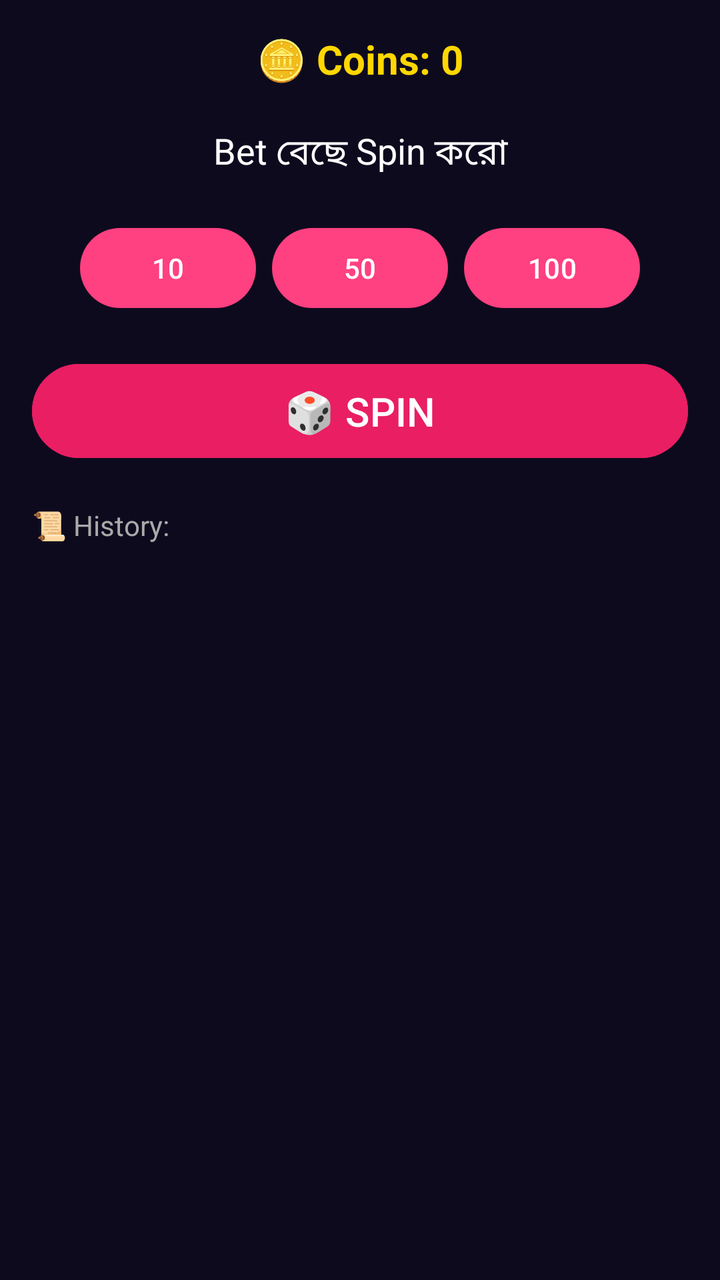
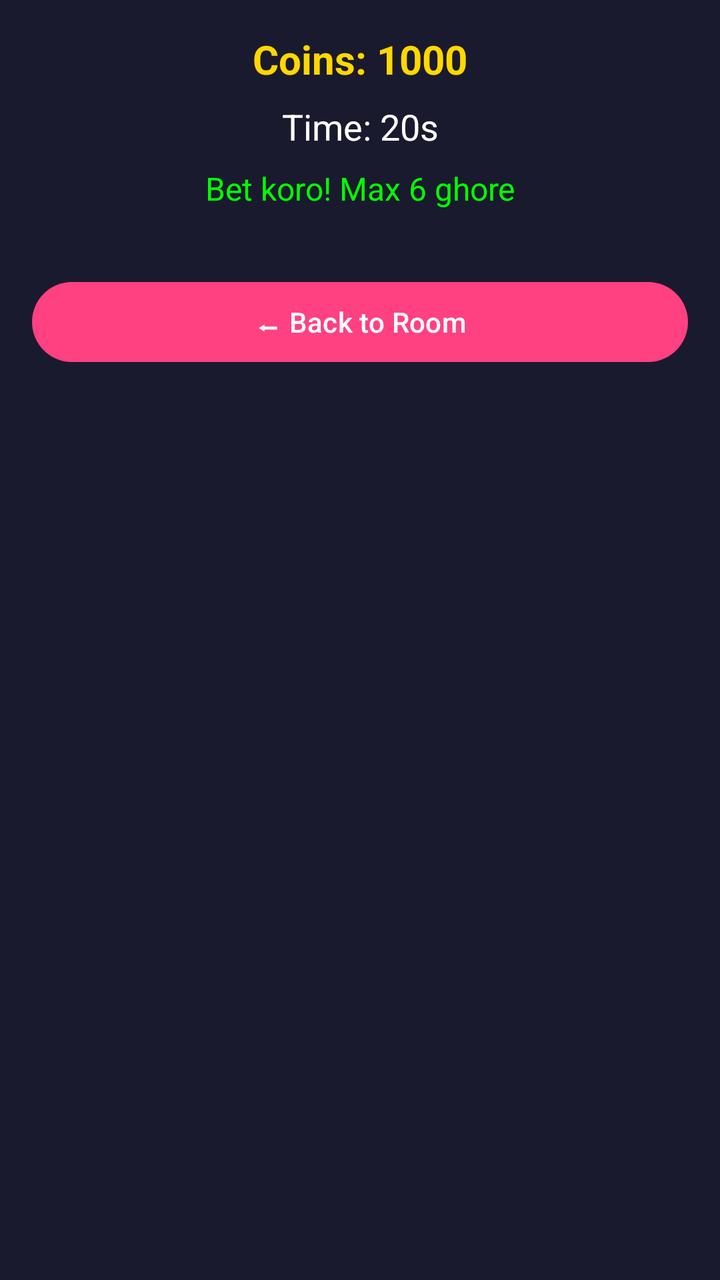

Before-and-after screenshots of an Android layout around one commit, followed by the original layout XML and the change that was made.
<!-- AndroidManifest.xml: application theme Theme.SRVoiceChat -->
<!-- res/layout/activity_fruit_party.xml -->
<?xml version="1.0" encoding="utf-8"?>
<LinearLayout xmlns:android="http://schemas.android.com/apk/res/android"
    android:layout_width="match_parent"
    android:layout_height="match_parent"
    android:orientation="vertical"
    android:background="#0E0A1E"
    android:padding="16dp">

    <TextView android:id="@+id/txtCoins"
        android:layout_width="match_parent"
        android:layout_height="wrap_content"
        android:text="🪙 Coins: 0"
        android:textColor="#FFD700"
        android:textSize="20sp"
        android:textStyle="bold"
        android:gravity="center"/>

    <TextView android:id="@+id/txtResult"
        android:layout_width="match_parent"
        android:layout_height="wrap_content"
        android:text="Bet বেছে Spin করো"
        android:textColor="#FFFFFF"
        android:textSize="18sp"
        android:gravity="center"
        android:layout_marginTop="20dp"/>

    <LinearLayout android:layout_width="match_parent"
        android:layout_height="wrap_content"
        android:orientation="horizontal"
        android:gravity="center"
        android:layout_marginTop="20dp">
        <Button android:id="@+id/btnBet10" android:layout_width="wrap_content" android:layout_height="wrap_content" android:text="10"/>
        <Button android:id="@+id/btnBet50" android:layout_width="wrap_content" android:layout_height="wrap_content" android:text="50" android:layout_marginHorizontal="8dp"/>
        <Button android:id="@+id/btnBet100" android:layout_width="wrap_content" android:layout_height="wrap_content" android:text="100"/>
    </LinearLayout>

    <Button android:id="@+id/btnSpin"
        android:layout_width="match_parent"
        android:layout_height="55dp"
        android:text="🎲 SPIN"
        android:textSize="20sp"
        android:layout_marginTop="20dp"
        android:backgroundTint="#E91E63"/>

    <TextView android:id="@+id/txtHistory"
        android:layout_width="match_parent"
        android:layout_height="wrap_content"
        android:text="📜 History:"
        android:textColor="#AAAAAA"
        android:textSize="14sp"
        android:layout_marginTop="20dp"/>
</LinearLayout>
<!-- resources referenced by this layout -->
<resources>
  <style name="Theme.SRVoiceChat" parent="Theme.Material3.DayNight.NoActionBar">
          <item name="colorPrimary">#FF4081</item>
          <item name="android:statusBarColor">#FF4081</item>
          <item name="android:windowLightStatusBar">true</item>
      </style>
</resources>

<!-- the commit's change to res/layout/activity_fruit_party.xml (unified diff, before → after) -->
@@ -1,52 +1,58 @@
 <?xml version="1.0" encoding="utf-8"?>
-<LinearLayout xmlns:android="http://schemas.android.com/apk/res/android"
+<ScrollView xmlns:android="http://schemas.android.com/apk/res/android"
     android:layout_width="match_parent"
     android:layout_height="match_parent"
-    android:orientation="vertical"
-    android:background="#0E0A1E"
-    android:padding="16dp">
+    android:background="#1A1A2E">
 
-    <TextView android:id="@+id/txtCoins"
+    <LinearLayout
         android:layout_width="match_parent"
         android:layout_height="wrap_content"
-        android:text="🪙 Coins: 0"
-        android:textColor="#FFD700"
-        android:textSize="20sp"
-        android:textStyle="bold"
-        android:gravity="center"/>
+        android:orientation="vertical"
+        android:padding="16dp">
 
-    <TextView android:id="@+id/txtResult"
-        android:layout_width="match_parent"
-        android:layout_height="wrap_content"
-        android:text="Bet বেছে Spin করো"
-        android:textColor="#FFFFFF"
-        android:textSize="18sp"
-        android:gravity="center"
-        android:layout_marginTop="20dp"/>
+        <TextView
+            android:id="@+id/txtCoins"
+            android:layout_width="match_parent"
+            android:layout_height="wrap_content"
+            android:text="Coins: 1000"
+            android:textSize="20sp"
+            android:textStyle="bold"
+            android:textColor="#FFD700"
+            android:gravity="center" />
 
-    <LinearLayout android:layout_width="match_parent"
-        android:layout_height="wrap_content"
-        android:orientation="horizontal"
-        android:gravity="center"
-        android:layout_marginTop="20dp">
-        <Button android:id="@+id/btnBet10" android:layout_width="wrap_content" android:layout_height="wrap_content" android:text="10"/>
-        <Button android:id="@+id/btnBet50" android:layout_width="wrap_content" android:layout_height="wrap_content" android:text="50" android:layout_marginHorizontal="8dp"/>
-        <Button android:id="@+id/btnBet100" android:layout_width="wrap_content" android:layout_height="wrap_content" android:text="100"/>
+        <TextView
+            android:id="@+id/txtTimer"
+            android:layout_width="match_parent"
+            android:layout_height="wrap_content"
+            android:text="Time: 20s"
+            android:textSize="18sp"
+            android:textColor="#FFFFFF"
+            android:gravity="center"
+            android:layout_marginTop="8dp" />
+
+        <TextView
+            android:id="@+id/txtResult"
+            android:layout_width="match_parent"
+            android:layout_height="wrap_content"
+            android:text="Bet koro! Max 6 ghore"
+            android:textSize="16sp"
+            android:textColor="#00FF00"
+            android:gravity="center"
+            android:layout_marginTop="8dp"
+            android:layout_marginBottom="16dp" />
+
+        <LinearLayout
+            android:id="@+id/layoutRooms"
+            android:layout_width="match_parent"
+            android:layout_height="wrap_content"
+            android:orientation="vertical" />
+
+        <Button
+            android:layout_width="match_parent"
+            android:layout_height="wrap_content"
+            android:text="⬅ Back to Room"
+            android:layout_marginTop="16dp"
+            android:onClick="onBackPressed" />
+
     </LinearLayout>
-
-    <Button android:id="@+id/btnSpin"
-        android:layout_width="match_parent"
-        android:layout_height="55dp"
-        android:text="🎲 SPIN"
-        android:textSize="20sp"
-        android:layout_marginTop="20dp"
-        android:backgroundTint="#E91E63"/>
-
-    <TextView android:id="@+id/txtHistory"
-        android:layout_width="match_parent"
-        android:layout_height="wrap_content"
-        android:text="📜 History:"
-        android:textColor="#AAAAAA"
-        android:textSize="14sp"
-        android:layout_marginTop="20dp"/>
-</LinearLayout>
+</ScrollView>
